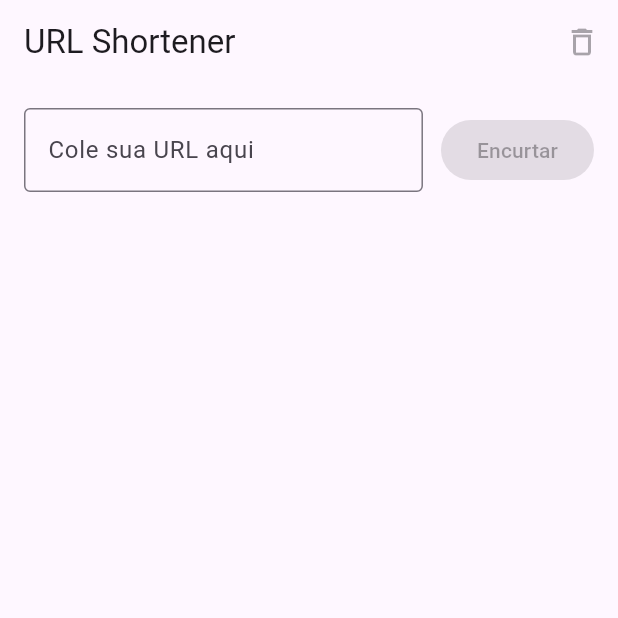
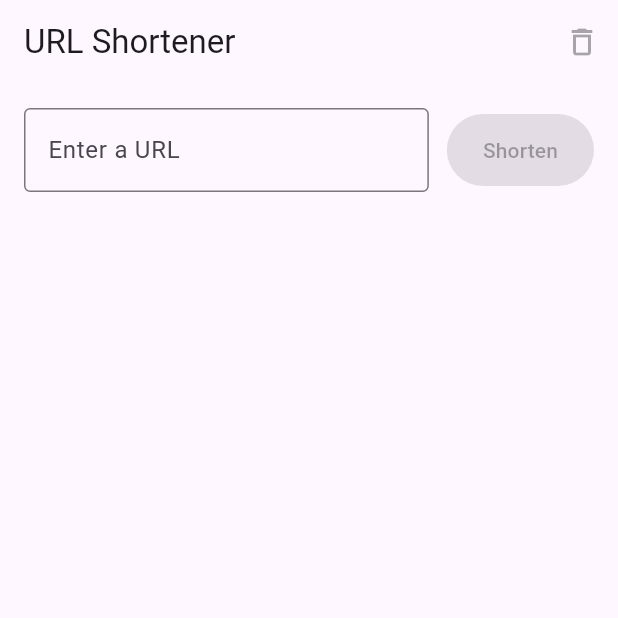
Before and after one commit to FonteneleMichel/url_shortener, a Flutter app: the screen it shows after launch, on a phone screen of 412 x 824 dp, the top half of it. Run offline on Flutter 3.47's test engine with Material 3 defaults, Android fonts, the phone set to English and light mode, and no system bars; our stand-ins replace dartz, dio, equatable, flutter_bloc, get_it.

```diff
--- a/lib/src/features/url_shortener/presentation/pages/url_shortener_page.dart
+++ b/lib/src/features/url_shortener/presentation/pages/url_shortener_page.dart
@@ -1,3 +1,5 @@
+import 'dart:async';
+
 import 'package:flutter/material.dart';
 import 'package:flutter_bloc/flutter_bloc.dart';
 import 'package:url_shortener/src/features/url_shortener/presentation/cubit/url_shortener_cubit.dart';
@@ -12,7 +14,6 @@ class UrlShortenerPage extends StatefulWidget {
     this.cubit,
   });
 
-  /// Permite injeção direta em testes (opcional).
   final UrlShortenerCubit? cubit;
 
   @override
@@ -70,7 +71,7 @@ class _UrlShortenerPageState extends State<UrlShortenerPage> {
 
   @override
   Widget build(BuildContext context) {
-    final page = MultiBlocListener(
+    final content = MultiBlocListener(
       listeners: [
         BlocListener<UrlShortenerCubit, UrlShortenerState>(
           listenWhen: (previous, current) {
@@ -125,9 +126,9 @@ class _UrlShortenerPageState extends State<UrlShortenerPage> {
                       controller: _controller,
                       isLoading: state.isLoading,
                       isValidUrl: cubit.isValid,
-                      onShortenPressed: () async {
+                      onShortenPressed: () {
                         final url = _controller.text.trim();
-                        await cubit.shorten(url: url);
+                        unawaited(cubit.shorten(url: url));
                       },
                     ),
                     const SizedBox(height: 16),
@@ -144,11 +145,11 @@ class _UrlShortenerPageState extends State<UrlShortenerPage> {
     );
 
     final injectedCubit = widget.cubit;
-    if (injectedCubit == null) return page;
+    if (injectedCubit == null) return content;
 
     return BlocProvider<UrlShortenerCubit>.value(
       value: injectedCubit,
-      child: page,
+      child: content,
     );
   }
 }
--- a/lib/src/features/url_shortener/presentation/widgets/url_input_bar.dart
+++ b/lib/src/features/url_shortener/presentation/widgets/url_input_bar.dart
@@ -7,56 +7,55 @@ class UrlInputBar extends StatelessWidget {
     required this.isValidUrl,
     required this.onShortenPressed,
     super.key,
-    this.hintText = 'Cole sua URL aqui',
-    this.textFieldKey = const Key('url_input'),
-    this.buttonKey = const Key('shorten_button'),
   });
 
   final TextEditingController controller;
   final bool isLoading;
-  final bool Function(String url) isValidUrl;
-  final Future<void> Function() onShortenPressed;
-
-  final String hintText;
-  final Key textFieldKey;
-  final Key buttonKey;
+  final bool Function(String) isValidUrl;
+  final VoidCallback onShortenPressed;
 
   @override
   Widget build(BuildContext context) {
     return ValueListenableBuilder<TextEditingValue>(
       valueListenable: controller,
-      builder: (context, value, child) {
-        final trimmed = value.text.trim();
-        final canSubmit = !isLoading && isValidUrl(trimmed);
+      builder: (context, value, _) {
+        final text = value.text.trim();
+        final canSubmit = text.isNotEmpty && isValidUrl(text) && !isLoading;
 
         return Row(
           children: [
             Expanded(
               child: TextField(
-                key: textFieldKey,
+                key: const Key('url_input'),
                 controller: controller,
+                enabled: !isLoading,
+                keyboardType: TextInputType.url,
                 textInputAction: TextInputAction.done,
-                onSubmitted: (_) async {
-                  if (!canSubmit) return;
-                  await onShortenPressed();
+                autocorrect: false,
+                decoration: const InputDecoration(
+                  labelText: 'Enter a URL',
+                  border: OutlineInputBorder(),
+                ),
+                onSubmitted: (_) {
+                  if (canSubmit) onShortenPressed();
                 },
-                decoration: InputDecoration(
-                  hintText: hintText,
-                  border: const OutlineInputBorder(),
-                ),
               ),
             ),
             const SizedBox(width: 12),
-            ElevatedButton(
-              key: buttonKey,
-              onPressed: canSubmit ? () async => onShortenPressed() : null,
+            SizedBox(
+              height: 48,
+              child: ElevatedButton(
+                key: const Key('shorten_button'),
+                onPressed: canSubmit ? onShortenPressed : null,
                 child: isLoading
                     ? const SizedBox(
+                        key: Key('shorten_loading'),
                         width: 18,
                         height: 18,
                         child: CircularProgressIndicator(strokeWidth: 2),
                       )
-                  : const Text('Encurtar'),
+                    : const Text('Shorten'),
+              ),
             ),
           ],
         );
```
Also changed, not shown: lib/src/core/http/api_config.dart (added, +8 -0 lines), lib/src/di.dart (+24 -17 lines), lib/src/features/url_shortener/data/datasources/url_shortener_remote_datasource_impl.dart (+31 -27 lines), lib/src/features/url_shortener/data/models/alias_response_model.dart (+13 -11 lines), 4 other files. Lines whose indentation alone changed are shown as unchanged.
